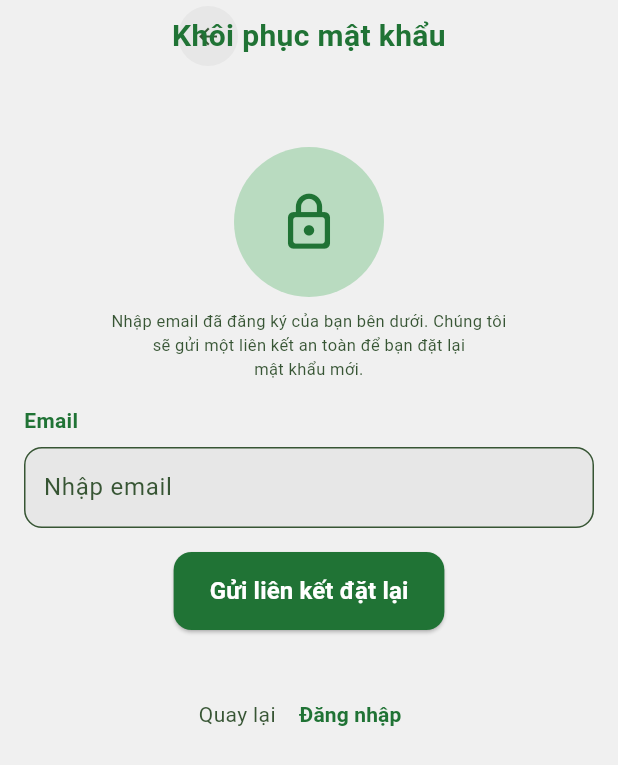
After one commit to danttse/vietnam_trekking_mobile, a Flutter app: the ForgotPasswordScreen screen opened directly, on a phone screen of 412 x 824 dp. The commit adds this screen. Shown: the top 765 px of the screen. Run offline on Flutter 3.47's test engine with Material 3 defaults, Android fonts, the phone set to English and light mode, and no system bars.

Commit message:
feat: modify auth service

```diff
--- a/lib/app/theme/app_theme.dart
+++ b/lib/app/theme/app_theme.dart
@@ -8,6 +8,7 @@ class AppTheme {
       colorScheme:const ColorScheme.dark(
         surface: Color(0xFF0f1513),
         surfaceContainerHighest: Color(0xFF1a2320),
+        surfaceContainerLow: Color(0xFFb9dbc0),
         onSurface: Color(0xFFf4f7f5),
         onSurfaceVariant: Color(0xFF90a396),
         primary: Color(0xFF207335),
@@ -21,6 +22,7 @@ class AppTheme {
       colorScheme: const ColorScheme.light(
         surface: Color(0xFFf0f0f0),
         surfaceContainerHighest: Color(0xFFe7e7e7),
+        surfaceContainerLow: Color(0xFFb9dbc0),
         onSurface: Color(0xFF207335),
         onSurfaceVariant: Color(0xFF375534),
         primary: Color(0xFF207335),
--- a/lib/core/widgets/cards/recent_province_card.dart
+++ b/lib/core/widgets/cards/recent_place_card.dart
@@ -36,7 +36,7 @@ class RecentProvinceCard extends StatelessWidget {
             ),
 
             child: const Icon(
-              Icons.location_on,
+              Icons.terrain,
               size: 14,
               color: Colors.white,
             ),
--- a/lib/core/widgets/sheet/select_province_sheet.dart
+++ b/lib/core/widgets/sheet/select_province_sheet.dart
@@ -115,7 +115,7 @@ class _SelectProvinceSheetState extends State<SelectProvinceSheet>
                       child: ElevatedButton(
                         style: ElevatedButton.styleFrom(
                           foregroundColor: Theme.of(context).colorScheme.surface,
-                          backgroundColor: Theme.of(context).colorScheme.surfaceContainerHighest,
+                          backgroundColor: Theme.of(context).colorScheme.surfaceContainerLow,
                           shape: RoundedRectangleBorder(
                             borderRadius: BorderRadius.circular(12),
                           ),
--- /dev/null
+++ b/lib/features/auth/view_models/forgot_password_viewmodel.dart
@@ -0,0 +1,100 @@
+import 'package:flutter/material.dart';
+
+class ForgotPasswordViewModel extends ChangeNotifier {
+  bool _isLoading = false;
+  String? _errorMessage;
+  String? _successMessage;
+
+  bool _isOtpLoading = false;
+  String? _otpErrorMessage;
+  bool _isOtpVerified = false;
+
+  bool get isLoading => _isLoading;
+  String? get errorMessage => _errorMessage;
+  String? get successMessage => _successMessage;
+  bool get hasError => _errorMessage != null;
+  bool get isSuccess => _successMessage != null;
+
+  bool get isOtpLoading => _isOtpLoading;
+  String? get otpErrorMessage => _otpErrorMessage;
+  bool get isOtpVerified => _isOtpVerified;
+
+  bool isValidEmail(String email) {
+    final emailRegExp = RegExp(r'^[\w-\.]+@([\w-]+\.)+[\w-]{2,4}$');
+    return emailRegExp.hasMatch(email.trim());
+  }
+
+  void clearMessages() {
+    _errorMessage = null;
+    _successMessage = null;
+    _otpErrorMessage = null;
+    notifyListeners();
+  }
+
+  Future<bool> sendResetPasswordEmail(String email) async {
+    final trimmedEmail = email.trim();
+
+    if (trimmedEmail.isEmpty) {
+      _errorMessage = 'Vui lòng nhập địa chỉ email';
+      _successMessage = null;
+      notifyListeners();
+      return false;
+    }
+
+    if (!isValidEmail(trimmedEmail)) {
+      _errorMessage = 'Địa chỉ email không hợp lệ';
+      _successMessage = null;
+      notifyListeners();
+      return false;
+    }
+
+    _isLoading = true;
+    _errorMessage = null;
+    _successMessage = null;
+    notifyListeners();
+
+    try {
+      await Future.delayed(const Duration(milliseconds: 1500));
+
+      _isLoading = false;
+      _successMessage = 'Mã khôi phục đã được gửi về email: $trimmedEmail';
+      notifyListeners();
+      return true;
+    } catch (e) {
+      _isLoading = false;
+      _errorMessage = 'Đã có lỗi xảy ra. Vui lòng thử lại sau.';
+      notifyListeners();
+      return false;
+    }
+  }
+
+  Future<bool> verifyOtp(String otp) async {
+    if (otp.length != 6) {
+      _otpErrorMessage = 'Vui lòng nhập đủ 6 chữ số OTP';
+      notifyListeners();
+      return false;
+    }
+
+    _isOtpLoading = true;
+    _otpErrorMessage = null;
+    notifyListeners();
+
+    try {
+      await Future.delayed(const Duration(milliseconds: 1000));
+      _isOtpLoading = false;
+      _isOtpVerified = true;
+      _otpErrorMessage = null;
+      notifyListeners();
+      return true;
+    } catch (e) {
+      _isOtpLoading = false;
+      _otpErrorMessage = 'Mã OTP không chính xác. Vui lòng thử lại.';
+      notifyListeners();
+      return false;
+    }
+  }
+
+  Future<bool> resetPassword(String email) => sendResetPasswordEmail(email);
+  Future<bool> forgotPassword(String email) => sendResetPasswordEmail(email);
+  Future<bool> sendOtp(String email) => sendResetPasswordEmail(email);
+}
--- a/lib/features/auth/view_models/login_viewmodel.dart
+++ b/lib/features/auth/view_models/login_viewmodel.dart
@@ -21,6 +21,6 @@ class LoginViewModel extends ChangeNotifier {
     print('Đăng nhập thành công với: $email');
   }
   void toggleForgotPassword() {
-    print('Người dùng quên mật khẩu');
+
   }
 }
--- /dev/null
+++ b/lib/features/auth/views/forgot_password_screen.dart
@@ -0,0 +1,183 @@
+import 'package:flutter/material.dart';
+import '../view_models/forgot_password_viewmodel.dart';
+import '../../../core/widgets/inputs/login_input_field.dart';
+import '../../../core/widgets/buttons/btn_login_style.dart';
+import '../../../core/widgets/otp_custom_dialog.dart';
+
+class ForgotPasswordScreen extends StatefulWidget{
+  const ForgotPasswordScreen({super.key});
+
+  @override
+  State<ForgotPasswordScreen> createState()=>_ForgotPasswordScreenState();
+}
+class _ForgotPasswordScreenState extends State<ForgotPasswordScreen> {
+  final TextEditingController _emailController = TextEditingController();
+  final ForgotPasswordViewModel viewModel = ForgotPasswordViewModel();
+
+  @override
+  void initState() {
+    super.initState();
+    viewModel.addListener(() {
+      if (mounted) {
+        setState(() {});
+      }
+    });
+  }
+
+  @override
+  void dispose() {
+    viewModel.dispose();
+    _emailController.dispose();
+    super.dispose();
+  }
+  @override
+  Widget build(BuildContext context) {
+    return Scaffold(
+      body:SafeArea(
+        child: SingleChildScrollView(
+          padding: EdgeInsets.fromLTRB(16, 0, 16, 16),
+          child: Column(
+            children: [
+              SizedBox(
+                height:48,
+                child: Stack(
+                alignment: Alignment.center,
+                children: [
+                Positioned(
+                  left: 0,
+                  child: IconButton(
+                  onPressed: () {
+                    Navigator.pop(context);
+                  },
+                  icon: Icon(
+                    Icons.arrow_back,
+                    color: Theme.of(context).colorScheme.onSurfaceVariant,
+                    size: 18,
+                  ),
+                  style: IconButton.styleFrom(
+                  backgroundColor: Theme.of(context).colorScheme.surfaceContainerHighest,
+                  shape: const CircleBorder(),
+                  padding: EdgeInsets.zero,
+                  ), ),
+                ),
+                Text(
+                  'Khôi phục mật khẩu',
+                  textAlign: TextAlign.center,
+                  style: TextStyle(
+                  color: Theme.of(context).colorScheme.onSurface,
+                  fontSize: 20,
+                  fontWeight: FontWeight.bold,
+                ),),
+              ],),
+              ),
+              const SizedBox(height:50),
+              Container(
+                width: 100,
+                height: 100,
+                decoration: BoxDecoration(
+                  shape: BoxShape.circle,
+                  color: Theme.of(context).colorScheme.surfaceContainerLow,
+                ),
+                child: Icon(
+                  Icons.lock_outline_rounded,
+                  color: Theme.of(context).colorScheme.primary,
+                  size: 42,
+                ),
+              ),
+              const SizedBox(height: 8),
+              Text(
+                'Nhập email đã đăng ký của bạn bên dưới. Chúng tôi\n'
+                'sẽ gửi một liên kết an toàn để bạn đặt lại\n'
+                'mật khẩu mới.',
+                textAlign: TextAlign.center,
+                style: TextStyle (
+                  color: Theme.of(context).colorScheme.onSurfaceVariant,
+                  fontSize: 11,
+                ),
+              ),
+              const SizedBox(height: 16),
+              EditTextAuthCustom(
+                label: 'Email',
+                hintText: 'Nhập email',
+                controller: _emailController,
+              ),
+              const SizedBox(height: 16),
+              BtnLoginPrimary(
+                text: 'Gửi liên kết đặt lại',
+                isLoading: viewModel.isLoading,
+                onPressed: () async {
+                  final email = _emailController.text;
+                  final success = await viewModel.sendResetPasswordEmail(email);
+                  if (!context.mounted) return;
+                  if (success) {
+                    showDialog(
+                      context: context,
+                      barrierDismissible: false,
+                      builder: (dialogContext) => OtpDialog(
+                        email: email,
+                        onResend: () {
+                          viewModel.sendResetPasswordEmail(email);
+                        },
+                        onSubmitted: (otp) async {
+                          final isVerified = await viewModel.verifyOtp(otp);
+                          if (!context.mounted) return;
+                          if (isVerified) {
+                            Navigator.of(dialogContext).pop();
+                            ScaffoldMessenger.of(context).showSnackBar(
+                              const SnackBar(
+                                content: Text('Xác thực OTP thành công!'),
+                                backgroundColor: Colors.green,
+                              ),
+                            );
+                          } else if (viewModel.otpErrorMessage != null) {
+                            ScaffoldMessenger.of(context).showSnackBar(
+                              SnackBar(
+                                content: Text(viewModel.otpErrorMessage!),
+                                backgroundColor: Theme.of(context).colorScheme.error,
+                              ),
+                            );
+                          }
+                        },
+                      ),
+                    );
+                  } else if (viewModel.errorMessage != null) {
+                    ScaffoldMessenger.of(context).showSnackBar(
+                      SnackBar(
+                        content: Text(viewModel.errorMessage!),
+                        backgroundColor: Theme.of(context).colorScheme.error,
+                      ),
+                    );
+                  }
+                },
+              ),
+              const SizedBox(height: 32),
+              Row(
+                mainAxisAlignment: MainAxisAlignment.center,
+                children: [
+                  Text(
+                    'Quay lại ',
+                    style: TextStyle(
+                      color: Theme.of(context).colorScheme.onSurfaceVariant,
+                    ),
+                  ),
+                  TextButton(
+                    onPressed: () {
+                      Navigator.pop(context);
+                    },
+                    child: Text(
+                      'Đăng nhập',
+                      style: TextStyle(
+                        color: Theme.of(context).colorScheme.primary,
+                        fontWeight: FontWeight.bold,
+                      ),
+                    ),
+                  ),
+                ],
+              ),
+            ],
+          ),
+        ),
+      )
+    );
+  }
+}
--- a/lib/features/home/view/home_screen.dart
+++ b/lib/features/home/view/home_screen.dart
@@ -1,7 +1,7 @@
 import 'package:flutter/material.dart';
 import 'package:vietnam_trekking_mobile/core/widgets/cards/card_home_stats.dart';
 import 'package:vietnam_trekking_mobile/core/widgets/cards/home_journey_map.dart';
-import 'package:vietnam_trekking_mobile/core/widgets/cards/recent_province_card.dart';
+import 'package:vietnam_trekking_mobile/core/widgets/cards/recent_place_card.dart';
 import 'package:vietnam_trekking_mobile/core/widgets/sheet/select_province_sheet.dart';
 import '../viewmodel/home_view_model.dart';
 import '../../../core/widgets/cards/bottom_navigation.dart';
--- a/lib/features/home/viewmodel/home_view_model.dart
+++ b/lib/features/home/viewmodel/home_view_model.dart
@@ -8,8 +8,8 @@ class HomeViewModel extends ChangeNotifier {
   List<Province> provinces = List<Province>.from(ProvinceData.provinces);
 
   List<RecentPlace> recentPlaces = [
-    const RecentPlace(name: 'Hà Nội', lastVisited: '2 ngày trước'),
-    const RecentPlace(name: 'Lào Cai', lastVisited: '5 ngày trước'),
+    const RecentPlace(name: 'Núi Bà Đen', lastVisited: '19/9'),
+    const RecentPlace(name: 'Tháp Nghinh Phong', lastVisited: '17/11'),
   ];
 
   void addRecentPlace(RecentPlace place) {
```
Also changed, not shown: lib/core/widgets/otp_custom_dialog.dart (added, +211 -0 lines), lib/features/auth/views/login_screen.dart (+7 -1 lines).
